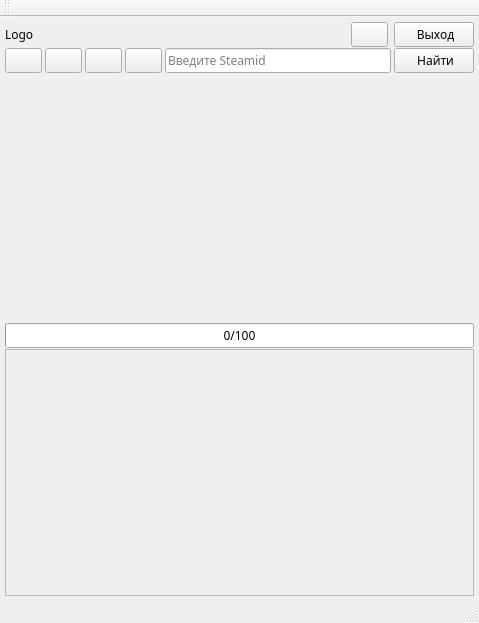
Old version of the form AraSteamManager/mainwindow.ui in the repository Arankir/AraSteamManager.
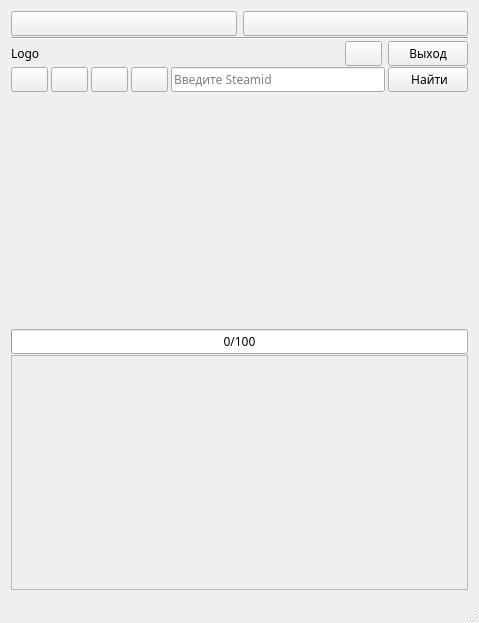
New version of the form.

What changed in the file:
```diff
--- a/AraSteamManager/mainwindow.ui
+++ b/AraSteamManager/mainwindow.ui
@@ -23,18 +23,31 @@
     <property name="spacing">
      <number>1</number>
     </property>
-    <property name="leftMargin">
-     <number>5</number>
-    </property>
-    <property name="topMargin">
-     <number>5</number>
-    </property>
-    <property name="rightMargin">
-     <number>5</number>
-    </property>
-    <property name="bottomMargin">
-     <number>5</number>
-    </property>
+    <item>
+     <layout class="QHBoxLayout" name="horizontalLayout">
+      <item>
+       <widget class="QPushButton" name="ButtonMinimize">
+        <property name="text">
+         <string notr="true"/>
+        </property>
+       </widget>
+      </item>
+      <item>
+       <widget class="QPushButton" name="ButtonMaximize">
+        <property name="text">
+         <string notr="true"/>
+        </property>
+       </widget>
+      </item>
+     </layout>
+    </item>
+    <item>
+     <widget class="Line" name="line">
+      <property name="orientation">
+       <enum>Qt::Horizontal</enum>
+      </property>
+     </widget>
+    </item>
     <item>
      <layout class="QHBoxLayout" name="horizontalLayout_3">
       <item>
@@ -67,7 +80,7 @@
       <item>
        <widget class="QPushButton" name="ButtonExit">
         <property name="text">
-         <string> Выход</string>
+         <string>Выход</string>
         </property>
        </widget>
       </item>
@@ -192,8 +205,8 @@
             <rect>
              <x>0</x>
              <y>0</y>
-             <width>467</width>
-             <height>237</height>
+             <width>459</width>
+             <height>228</height>
             </rect>
            </property>
           </widget>
@@ -425,14 +438,6 @@
     </rect>
    </property>
   </widget>
-  <widget class="QToolBar" name="mainToolBar">
-   <attribute name="toolBarArea">
-    <enum>TopToolBarArea</enum>
-   </attribute>
-   <attribute name="toolBarBreak">
-    <bool>false</bool>
-   </attribute>
-  </widget>
   <widget class="QStatusBar" name="statusBar"/>
  </widget>
  <layoutdefault spacing="6" margin="11"/>
```
